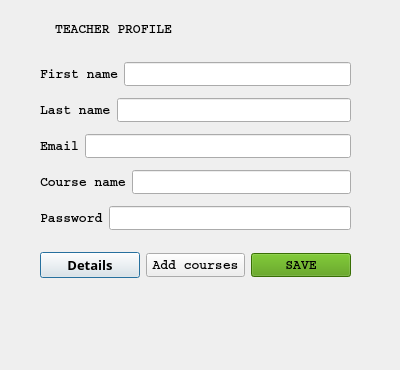
This is menuteacher.ui in casalete/ErasmusIo as Qt 5 draws it before an edit. The edited form follows.
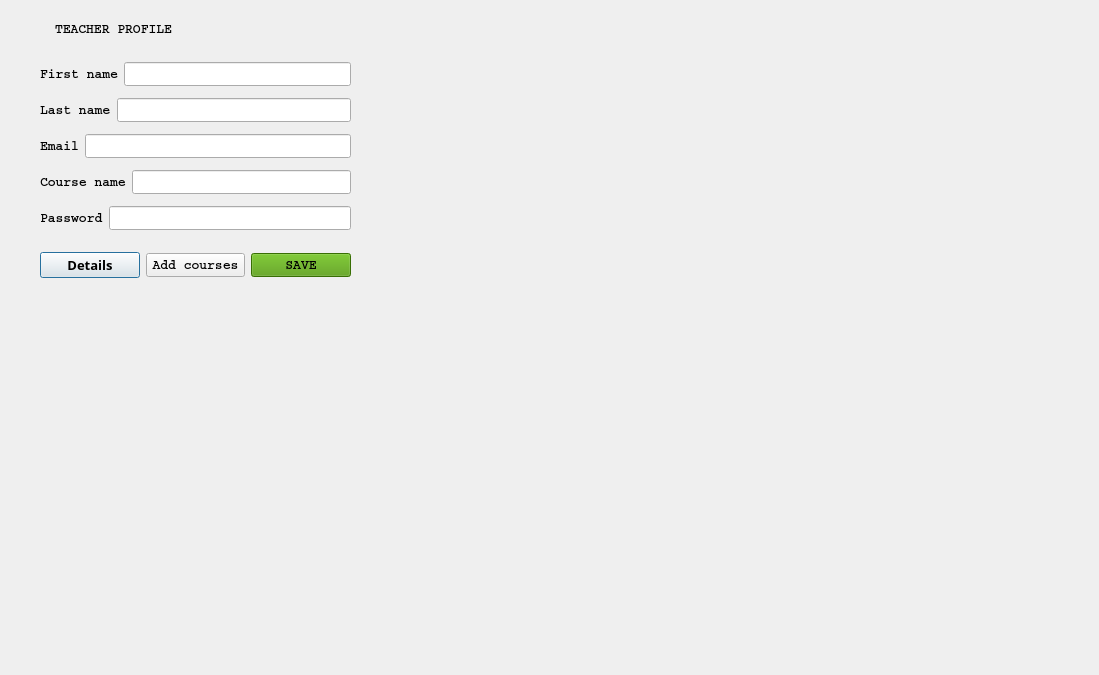
This is the edited form. Icons and pictures are not drawn.

Patch:
```diff
--- a/menuteacher.ui
+++ b/menuteacher.ui
@@ -6,8 +6,8 @@
    <rect>
     <x>0</x>
     <y>0</y>
-    <width>400</width>
-    <height>370</height>
+    <width>1099</width>
+    <height>675</height>
    </rect>
   </property>
   <property name="windowTitle">
@@ -37,7 +37,7 @@
     <string>TEACHER PROFILE</string>
    </property>
   </widget>
-  <widget class="QWidget" name="">
+  <widget class="QWidget" name="layoutWidget">
    <property name="geometry">
     <rect>
      <x>40</x>
@@ -204,7 +204,7 @@
     </item>
    </layout>
   </widget>
-  <widget class="QWidget" name="">
+  <widget class="QWidget" name="layoutWidget">
    <property name="geometry">
     <rect>
      <x>40</x>
```
Left out of the diff: 2 changed lines with no effect on the pictures.
